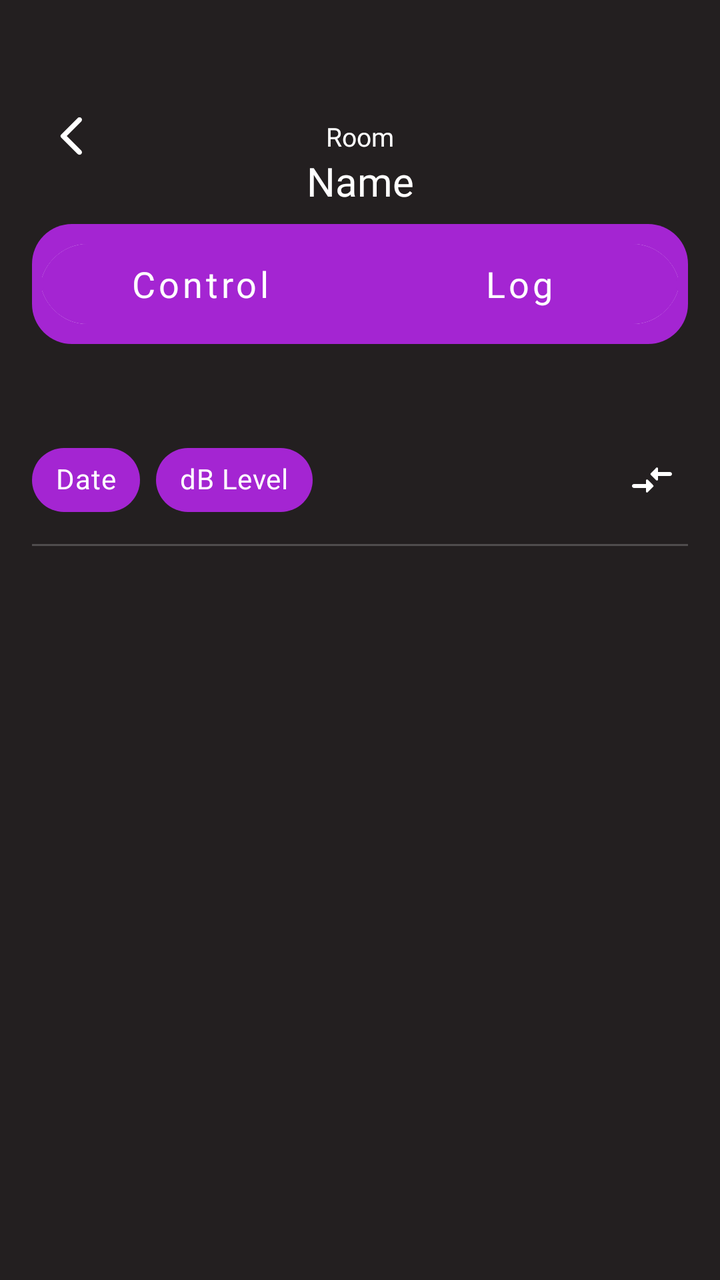
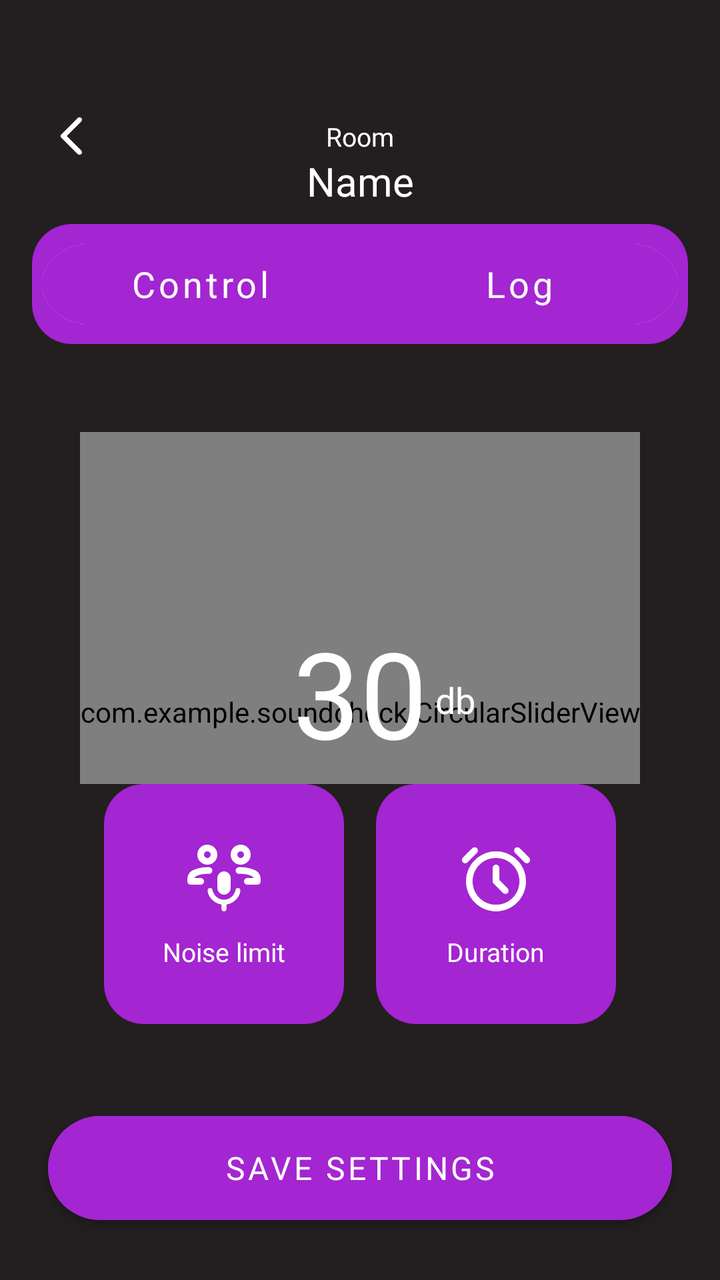

Compare the two renders of this Android layout. The source of the first and the diff that turns it into the second are given below.
<!-- AndroidManifest.xml: activity theme DarkNumberPickerTheme -->
<!-- res/layout/activity_device_detail.xml -->
<?xml version="1.0" encoding="utf-8"?>
<androidx.constraintlayout.widget.ConstraintLayout
    xmlns:android="http://schemas.android.com/apk/res/android"
    xmlns:app="http://schemas.android.com/apk/res-auto"
    android:layout_width="match_parent"
    android:layout_height="match_parent"
    android:background="@color/black">

    
    <ImageButton
        android:id="@+id/btnBack"
        android:layout_width="40dp"
        android:layout_height="40dp"
        android:layout_marginStart="16dp"
        android:layout_marginTop="48dp"
        android:background="@android:color/transparent"
        android:src="@drawable/ic_arrow_back"
        app:layout_constraintStart_toStartOf="parent"
        app:layout_constraintTop_toTopOf="parent"
        app:tint="@color/white" />

    <TextView
        android:id="@+id/detailDeviceRoom"
        android:layout_width="wrap_content"
        android:layout_height="wrap_content"
        android:fontFamily="@font/poppins"
        android:text="Room"
        android:textColor="@color/white"
        android:textSize="13sp"
        app:layout_constraintBottom_toBottomOf="@+id/btnBack"
        app:layout_constraintEnd_toEndOf="parent"
        app:layout_constraintStart_toStartOf="parent"
        app:layout_constraintTop_toTopOf="@+id/btnBack" />

    <TextView
        android:id="@+id/detailDeviceName"
        android:layout_width="wrap_content"
        android:layout_height="wrap_content"
        android:fontFamily="@font/poppins_bold"
        android:text="Name"
        android:textColor="@color/white"
        android:textSize="20sp"
        app:layout_constraintEnd_toEndOf="parent"
        app:layout_constraintStart_toStartOf="parent"
        app:layout_constraintTop_toBottomOf="@+id/detailDeviceRoom" />

    <com.google.android.material.button.MaterialButtonToggleGroup
        android:id="@+id/toggleGroup"
        android:layout_width="0dp"
        android:layout_height="60dp"
        android:layout_marginStart="16dp"
        android:layout_marginTop="8dp"
        android:layout_marginEnd="16dp"
        android:background="@drawable/toggle_background"
        android:padding="4dp"
        app:layout_constraintEnd_toEndOf="parent"
        app:layout_constraintStart_toStartOf="parent"
        app:layout_constraintTop_toBottomOf="@+id/detailDeviceName"
        app:selectionRequired="true"
        app:singleSelection="true">

        <Button
            android:id="@+id/btnControlPanel"
            style="@style/ToggleButton"
            android:layout_width="0dp"
            android:layout_height="match_parent"
            android:layout_weight="1"
            android:fontFamily="@font/poppins_bold"
            android:text="Control"
            android:textSize="18sp" />

        <Button
            android:id="@+id/btnLogHistory"
            style="@style/ToggleButton"
            android:layout_width="0dp"
            android:layout_height="match_parent"
            android:layout_weight="1"
            android:fontFamily="@font/poppins_bold"
            android:text="Log"
            android:textSize="18sp" />

    </com.google.android.material.button.MaterialButtonToggleGroup>

    <androidx.constraintlayout.widget.ConstraintLayout
        android:id="@+id/controlContainer"
        android:layout_width="0dp"
        android:layout_height="0dp"
        android:visibility="gone"
        app:layout_constraintBottom_toBottomOf="parent"
        app:layout_constraintEnd_toEndOf="parent"
        app:layout_constraintStart_toStartOf="parent"
        app:layout_constraintTop_toBottomOf="@+id/detailDeviceName">

        
        <androidx.constraintlayout.widget.ConstraintLayout
            android:id="@+id/noiseLimitView"
            android:layout_width="0dp"
            android:layout_height="0dp"
            android:layout_marginTop="80dp"
            android:visibility="visible"
            app:layout_constraintBottom_toTopOf="@+id/buttonRow"
            app:layout_constraintEnd_toEndOf="parent"
            app:layout_constraintStart_toStartOf="parent"
            app:layout_constraintTop_toTopOf="parent">

            <com.example.soundcheck.CircularSliderView
                android:id="@+id/circularSlider"
                android:layout_width="280dp"
                android:layout_height="280dp"
                android:layout_marginTop="32dp"
                app:layout_constraintEnd_toEndOf="parent"
                app:layout_constraintStart_toStartOf="parent"
                app:layout_constraintTop_toTopOf="parent" />

            <TextView
                android:id="@+id/tvDbValue"
                android:layout_width="wrap_content"
                android:layout_height="wrap_content"
                android:fontFamily="@font/poppins_bold"
                android:text="30"
                android:textColor="@color/white"
                android:textSize="60sp"
                app:layout_constraintBottom_toBottomOf="@+id/circularSlider"
                app:layout_constraintEnd_toEndOf="@+id/circularSlider"
                app:layout_constraintStart_toStartOf="@+id/circularSlider"
                app:layout_constraintTop_toTopOf="@+id/circularSlider"
                app:layout_constraintVertical_bias="0.45" />

            <TextView
                android:id="@+id/tvDbUnit"
                android:layout_width="wrap_content"
                android:layout_height="wrap_content"
                android:layout_marginStart="4dp"
                android:layout_marginBottom="24dp"
                android:fontFamily="@font/poppins"
                android:text="db"
                android:textColor="@color/white"
                android:textSize="18sp"
                app:layout_constraintBottom_toBottomOf="@+id/tvDbValue"
                app:layout_constraintStart_toEndOf="@+id/tvDbValue" />

            <TextView
                android:layout_width="wrap_content"
                android:layout_height="wrap_content"
                android:layout_marginStart="24dp"
                android:fontFamily="@font/poppins"
                android:text="Min"
                android:textColor="@color/white"
                android:textSize="16sp"
                app:layout_constraintBottom_toBottomOf="@+id/circularSlider"
                app:layout_constraintStart_toStartOf="@+id/circularSlider"
                app:layout_constraintTop_toBottomOf="@+id/circularSlider" />

            <TextView
                android:layout_width="wrap_content"
                android:layout_height="wrap_content"
                android:layout_marginEnd="24dp"
                android:fontFamily="@font/poppins"
                android:text="Max"
                android:textColor="@color/white"
                android:textSize="16sp"
                app:layout_constraintBottom_toBottomOf="@+id/circularSlider"
                app:layout_constraintEnd_toEndOf="@+id/circularSlider"
                app:layout_constraintTop_toBottomOf="@+id/circularSlider" />

        </androidx.constraintlayout.widget.ConstraintLayout>

        
        <androidx.constraintlayout.widget.ConstraintLayout
            android:id="@+id/durationView"
            android:layout_width="0dp"
            android:layout_height="0dp"
            android:layout_marginTop="94dp"
            android:layout_marginBottom="32dp"
            android:visibility="gone"
            app:layout_constraintBottom_toTopOf="@+id/buttonRow"
            app:layout_constraintEnd_toEndOf="parent"
            app:layout_constraintStart_toStartOf="parent"
            app:layout_constraintTop_toTopOf="parent">

            <TextView
                android:id="@+id/tvSetDuration"
                android:layout_width="wrap_content"
                android:layout_height="wrap_content"
                android:fontFamily="@font/poppins_bold"
                android:text="Set Duration"
                android:textColor="@color/white"
                android:textSize="24sp"
                app:layout_constraintEnd_toEndOf="parent"
                app:layout_constraintStart_toStartOf="parent" />

            <LinearLayout
                android:id="@+id/pickerContainer"
                android:layout_width="wrap_content"
                android:layout_height="wrap_content"
                android:layout_marginTop="32dp"
                android:gravity="center"
                android:orientation="horizontal"
                app:layout_constraintEnd_toEndOf="parent"
                app:layout_constraintStart_toStartOf="parent"
                app:layout_constraintTop_toBottomOf="@+id/tvSetDuration">

                <LinearLayout
                    android:layout_width="wrap_content"
                    android:layout_height="wrap_content"
                    android:gravity="center"
                    android:orientation="vertical">

                    <NumberPicker
                        android:id="@+id/pickerHours"
                        android:layout_width="80dp"
                        android:layout_height="160dp" />

                    <TextView
                        android:layout_width="wrap_content"
                        android:layout_height="wrap_content"
                        android:layout_marginTop="8dp"
                        android:fontFamily="@font/poppins"
                        android:text="hrs"
                        android:textColor="#AAFFFFFF"
                        android:textSize="14sp" />

                </LinearLayout>

                <TextView
                    android:layout_width="wrap_content"
                    android:layout_height="wrap_content"
                    android:fontFamily="@font/poppins_bold"
                    android:paddingStart="8dp"
                    android:paddingEnd="8dp"
                    android:paddingBottom="32dp"
                    android:text=":"
                    android:textColor="@color/white"
                    android:textSize="32sp" />

                <LinearLayout
                    android:layout_width="wrap_content"
                    android:layout_height="wrap_content"
                    android:gravity="center"
                    android:orientation="vertical">

                    <NumberPicker
                        android:id="@+id/pickerMinutes"
                        android:layout_width="80dp"
                        android:layout_height="160dp" />

                    <TextView
                        android:layout_width="wrap_content"
                        android:layout_height="wrap_content"
                        android:layout_marginTop="8dp"
                        android:fontFamily="@font/poppins"
                        android:text="min"
                        android:textColor="#AAFFFFFF"
                        android:textSize="14sp" />

                </LinearLayout>

                <TextView
                    android:layout_width="wrap_content"
                    android:layout_height="wrap_content"
                    android:fontFamily="@font/poppins_bold"
                    android:paddingStart="8dp"
                    android:paddingEnd="8dp"
                    android:paddingBottom="32dp"
                    android:text=":"
                    android:textColor="@color/white"
                    android:textSize="32sp" />

                <LinearLayout
                    android:layout_width="wrap_content"
                    android:layout_height="wrap_content"
                    android:gravity="center"
                    android:orientation="vertical">

                    <NumberPicker
                        android:id="@+id/pickerSeconds"
                        android:layout_width="80dp"
                        android:layout_height="160dp" />

                    <TextView
                        android:layout_width="wrap_content"
                        android:layout_height="wrap_content"
                        android:layout_marginTop="8dp"
                        android:fontFamily="@font/poppins"
                        android:text="sec"
                        android:textColor="#AAFFFFFF"
                        android:textSize="14sp" />

                </LinearLayout>

            </LinearLayout>

            <TextView
                android:id="@+id/tvSelectedDuration"
                android:layout_width="wrap_content"
                android:layout_height="wrap_content"
                android:layout_marginTop="24dp"
                android:fontFamily="@font/poppins"
                android:text="00:00:00"
                android:textColor="@color/white"
                android:textSize="24sp"
                app:layout_constraintEnd_toEndOf="parent"
                app:layout_constraintStart_toStartOf="parent"
                app:layout_constraintTop_toBottomOf="@+id/pickerContainer" />

        </androidx.constraintlayout.widget.ConstraintLayout>

        
        <LinearLayout
            android:id="@+id/buttonRow"
            android:layout_width="wrap_content"
            android:layout_height="wrap_content"
            android:layout_marginBottom="40dp"
            android:orientation="horizontal"
            app:layout_constraintBottom_toTopOf="@+id/btnSaveSettings"
            app:layout_constraintEnd_toEndOf="parent"
            app:layout_constraintStart_toStartOf="parent">

            <LinearLayout
                android:id="@+id/btnNoiseLimit"
                android:layout_width="120dp"
                android:layout_height="120dp"
                android:layout_marginEnd="16dp"
                android:background="@drawable/toggle_background"
                android:clickable="true"
                android:focusable="true"
                android:foreground="?attr/selectableItemBackground"
                android:gravity="center"
                android:orientation="vertical">

                <ImageView
                    android:layout_width="40dp"
                    android:layout_height="40dp"
                    android:src="@drawable/ic_noise"
                    app:tint="@color/white" />

                <TextView
                    android:layout_width="wrap_content"
                    android:layout_height="wrap_content"
                    android:layout_marginTop="8dp"
                    android:fontFamily="@font/poppins_bold"
                    android:text="Noise limit"
                    android:textColor="@color/white"
                    android:textSize="13sp" />

            </LinearLayout>

            <LinearLayout
                android:id="@+id/btnDuration"
                android:layout_width="120dp"
                android:layout_height="120dp"
                android:background="@drawable/toggle_background"
                android:clickable="true"
                android:focusable="true"
                android:foreground="?attr/selectableItemBackground"
                android:gravity="center"
                android:orientation="vertical">

                <ImageView
                    android:layout_width="40dp"
                    android:layout_height="40dp"
                    android:src="@drawable/ic_duration"
                    app:tint="@color/white" />

                <TextView
                    android:layout_width="wrap_content"
                    android:layout_height="wrap_content"
                    android:layout_marginTop="8dp"
                    android:fontFamily="@font/poppins_bold"
                    android:text="Duration"
                    android:textColor="@color/white"
                    android:textSize="13sp" />

            </LinearLayout>

        </LinearLayout>

        
        <Button
            android:id="@+id/btnSaveSettings"
            android:layout_width="0dp"
            android:layout_height="64dp"
            android:layout_marginStart="24dp"
            android:layout_marginEnd="24dp"
            android:layout_marginBottom="24dp"
            android:backgroundTint="@color/purple"
            android:fontFamily="@font/poppins_bold"
            android:text="Save Settings"
            android:textColor="@color/white"
            android:textSize="16sp"
            app:cornerRadius="50dp"
            app:layout_constraintBottom_toBottomOf="parent"
            app:layout_constraintEnd_toEndOf="parent"
            app:layout_constraintStart_toStartOf="parent" />
    </androidx.constraintlayout.widget.ConstraintLayout>

    
    <LinearLayout
        android:id="@+id/logHistoryContainer"
        android:layout_width="0dp"
        android:layout_height="0dp"
        android:layout_marginTop="32dp"
        android:orientation="vertical"
        android:visibility="visible"
        app:layout_constraintBottom_toBottomOf="parent"
        app:layout_constraintEnd_toEndOf="parent"
        app:layout_constraintStart_toStartOf="parent"
        app:layout_constraintTop_toBottomOf="@+id/toggleGroup">

        
        <LinearLayout
            android:layout_width="match_parent"
            android:layout_height="wrap_content"
            android:gravity="center_vertical"
            android:orientation="horizontal"
            android:paddingStart="16dp"
            android:paddingTop="12dp"
            android:paddingEnd="16dp"
            android:paddingBottom="8dp">

            
            <com.google.android.material.chip.Chip
                android:id="@+id/chipFilterDate"
                style="@style/Widget.MaterialComponents.Chip.Filter"
                android:layout_width="wrap_content"
                android:layout_height="wrap_content"
                android:layout_marginEnd="8dp"
                android:text="Date"
                android:textColor="@color/white"
                android:fontFamily="@font/roboto_bold"
                app:chipBackgroundColor="@color/purple" />

            
            <com.google.android.material.chip.Chip
                android:id="@+id/chipFilterDb"
                style="@style/Widget.MaterialComponents.Chip.Filter"
                android:layout_width="wrap_content"
                android:layout_height="wrap_content"
                android:layout_marginEnd="8dp"
                android:text="dB Level"
                android:textColor="@color/white"
                app:chipBackgroundColor="@color/purple" />

            
            <View
                android:layout_width="0dp"
                android:layout_height="1dp"
                android:layout_weight="1" />

            
            <ImageButton
                android:id="@+id/btnSort"
                android:layout_width="36dp"
                android:layout_height="36dp"
                android:background="@android:color/transparent"
                android:src="@drawable/ic_sort"
                app:tint="@color/white" />

        </LinearLayout>

        
        <View
            android:layout_width="match_parent"
            android:layout_height="1dp"
            android:layout_marginStart="16dp"
            android:layout_marginEnd="16dp"
            android:background="#33FFFFFF" />

        <TextView
            android:id="@+id/tvEmptyLogs"
            android:layout_width="match_parent"
            android:layout_height="wrap_content"
            android:layout_marginTop="48dp"
            android:fontFamily="@font/poppins"
            android:gravity="center"
            android:text="No logs yet"
            android:textColor="#AAFFFFFF"
            android:textSize="14sp"
            android:visibility="gone" />

        
        <androidx.recyclerview.widget.RecyclerView
            android:id="@+id/logRecyclerView"
            android:layout_width="match_parent"
            android:layout_height="0dp"
            android:layout_weight="1"
            android:clipToPadding="false"
            android:paddingTop="4dp"
            android:paddingStart="24dp"/>

    </LinearLayout>

</androidx.constraintlayout.widget.ConstraintLayout>
<!-- resources referenced by this layout -->
<resources>
  <color name="black">#231F20</color>
  <color name="purple">#A425D2</color>
  <color name="white">#FFFFFFFF</color>
  <!-- drawable ic_arrow_back (drawable) -->
  <vector xmlns:android="http://schemas.android.com/apk/res/android" android:autoMirrored="true" android:height="24dp" android:tint="#67058A" android:viewportHeight="24" android:viewportWidth="24" android:width="24dp">
        
      <path android:fillColor="@android:color/white" android:pathData="M16.62,2.99c-0.49,-0.49 -1.28,-0.49 -1.77,0L6.54,11.3c-0.39,0.39 -0.39,1.02 0,1.41l8.31,8.31c0.49,0.49 1.28,0.49 1.77,0s0.49,-1.28 0,-1.77L9.38,12l7.25,-7.25c0.48,-0.48 0.48,-1.28 -0.01,-1.76z"/>
      
  </vector>
  <!-- drawable ic_duration (drawable) -->
  <vector xmlns:android="http://schemas.android.com/apk/res/android" android:height="24dp" android:tint="#FFFFFF" android:viewportHeight="960" android:viewportWidth="960" android:width="24dp">
        
      <path android:fillColor="@android:color/white" android:pathData="M520,504L520,360Q520,343 508.5,331.5Q497,320 480,320Q463,320 451.5,331.5Q440,343 440,360L440,519Q440,527 443,534.5Q446,542 452,548L564,660Q575,671 592,671Q609,671 620,660Q631,649 631,632Q631,615 620,604L520,504ZM339.5,851.5Q274,823 225.5,774.5Q177,726 148.5,660.5Q120,595 120,520Q120,445 148.5,379.5Q177,314 225.5,265.5Q274,217 339.5,188.5Q405,160 480,160Q555,160 620.5,188.5Q686,217 734.5,265.5Q783,314 811.5,379.5Q840,445 840,520Q840,595 811.5,660.5Q783,726 734.5,774.5Q686,823 620.5,851.5Q555,880 480,880Q405,880 339.5,851.5ZM480,520Q480,520 480,520Q480,520 480,520Q480,520 480,520Q480,520 480,520Q480,520 480,520Q480,520 480,520Q480,520 480,520Q480,520 480,520ZM82,292Q71,281 71,264Q71,247 82,236L196,122Q207,111 224,111Q241,111 252,122Q263,133 263,150Q263,167 252,178L138,292Q127,303 110,303Q93,303 82,292ZM878,292Q867,303 850,303Q833,303 822,292L708,178Q697,167 697,150Q697,133 708,122Q719,111 736,111Q753,111 764,122L878,236Q889,247 889,264Q889,281 878,292ZM480,800Q597,800 678.5,718.5Q760,637 760,520Q760,403 678.5,321.5Q597,240 480,240Q363,240 281.5,321.5Q200,403 200,520Q200,637 281.5,718.5Q363,800 480,800Z"/>
      
  </vector>
  <!-- drawable ic_noise: vector/xml drawable (drawable, 2760 chars, omitted) -->
  <!-- drawable ic_sort (drawable) -->
  <vector xmlns:android="http://schemas.android.com/apk/res/android" android:autoMirrored="true" android:height="24dp" android:tint="#FFFFFF" android:viewportHeight="24" android:viewportWidth="24" android:width="24dp">
        
      <path android:fillColor="@android:color/white" android:pathData="M9.01,14L3,14c-0.55,0 -1,0.45 -1,1s0.45,1 1,1h6.01v1.79c0,0.45 0.54,0.67 0.85,0.35l2.78,-2.79c0.19,-0.2 0.19,-0.51 0,-0.71l-2.78,-2.79c-0.31,-0.32 -0.85,-0.09 -0.85,0.35L9.01,14zM14.99,11.79L14.99,10L21,10c0.55,0 1,-0.45 1,-1s-0.45,-1 -1,-1h-6.01L14.99,6.21c0,-0.45 -0.54,-0.67 -0.85,-0.35l-2.78,2.79c-0.19,0.2 -0.19,0.51 0,0.71l2.78,2.79c0.31,0.31 0.85,0.09 0.85,-0.36z"/>
      
  </vector>
  <!-- drawable toggle_background (drawable) -->
  <?xml version="1.0" encoding="utf-8"?>
  <shape xmlns:android="http://schemas.android.com/apk/res/android"
      android:shape="rectangle">
      <solid android:color="@color/purple"/>
      <corners android:radius="20dp"/>
  </shape>
  <style name="ToggleButton" parent="Widget.MaterialComponents.Button.OutlinedButton">
          <item name="backgroundTint">@color/purple</item>
          <item name="android:textAllCaps">false</item>
          <item name="android:textColor">@color/white</item>
          <item name="strokeColor">@color/purple</item>
          <item name="cornerRadius">24dp</item>
          <item name="elevation">0dp</item>
          <item name="android:stateListAnimator">@null</item>
      </style>
  <style name="DarkNumberPickerTheme" parent="Theme.MaterialComponents.DayNight.NoActionBar">
          <item name="android:textColorPrimary">@color/white</item>
      </style>
</resources>

<!-- the commit's change to res/layout/activity_device_detail.xml (unified diff, before → after) -->
@@ -85,7 +85,7 @@
         android:id="@+id/controlContainer"
         android:layout_width="0dp"
         android:layout_height="0dp"
-        android:visibility="gone"
+        android:visibility="visible"
         app:layout_constraintBottom_toBottomOf="parent"
         app:layout_constraintEnd_toEndOf="parent"
         app:layout_constraintStart_toStartOf="parent"
@@ -401,7 +401,7 @@
         android:layout_height="0dp"
         android:layout_marginTop="32dp"
         android:orientation="vertical"
-        android:visibility="visible"
+        android:visibility="gone"
         app:layout_constraintBottom_toBottomOf="parent"
         app:layout_constraintEnd_toEndOf="parent"
         app:layout_constraintStart_toStartOf="parent"
@@ -425,9 +425,9 @@
                 android:layout_width="wrap_content"
                 android:layout_height="wrap_content"
                 android:layout_marginEnd="8dp"
+                android:fontFamily="@font/roboto_bold"
                 android:text="Date"
                 android:textColor="@color/white"
-                android:fontFamily="@font/roboto_bold"
                 app:chipBackgroundColor="@color/purple" />
 
             
@@ -485,8 +485,8 @@
             android:layout_height="0dp"
             android:layout_weight="1"
             android:clipToPadding="false"
-            android:paddingTop="4dp"
-            android:paddingStart="24dp"/>
+            android:paddingStart="24dp"
+            android:paddingTop="4dp" />
 
     </LinearLayout>
 
